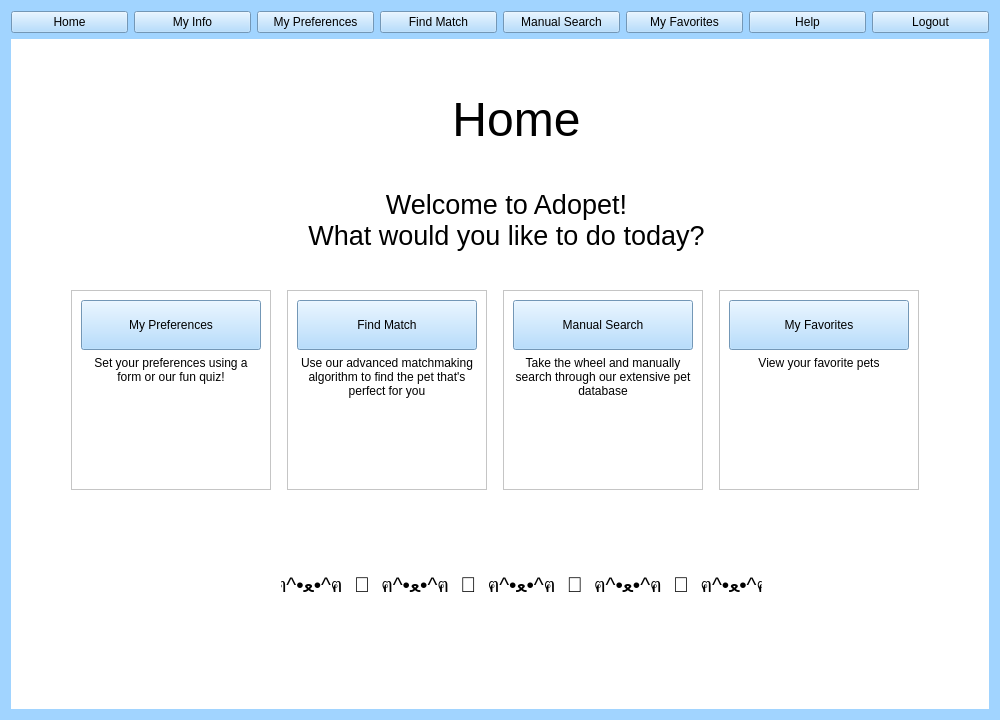
First picture: the form in team1_1/GUI/gui.ui, repository lee-anh/Adopet, before the edit.
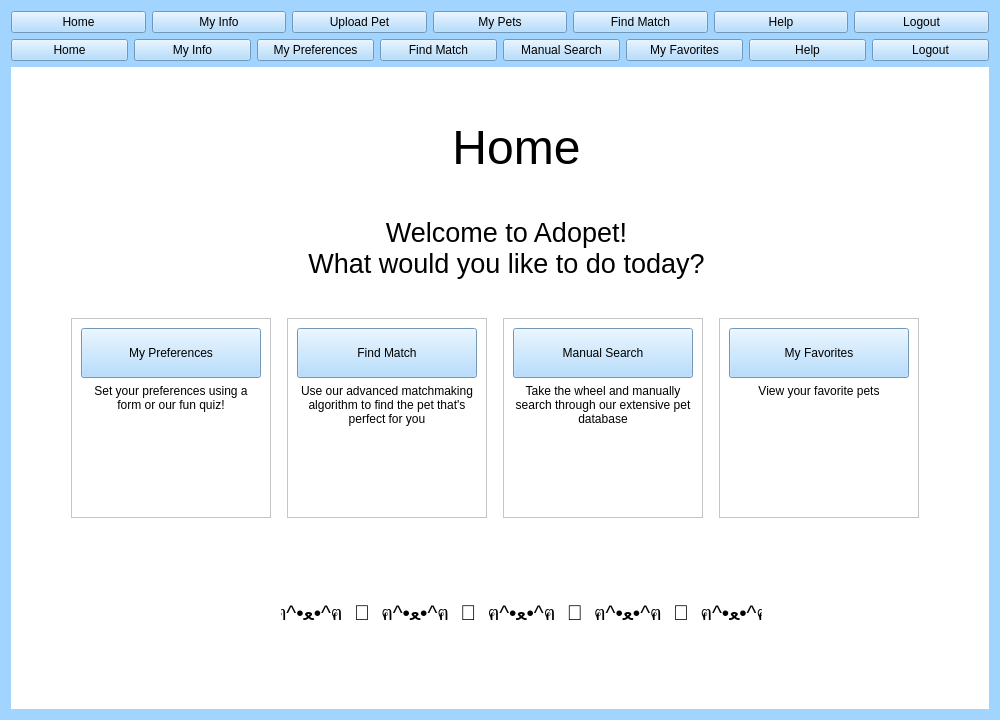
Second picture: the form after the edit.

Commit message: preferences works, adopter class edited

What changed in the file:
```diff
--- a/team1_1/GUI/gui.ui
+++ b/team1_1/GUI/gui.ui
@@ -23,67 +23,7 @@
    <string notr="true">background-color: rgb(161, 212, 255)</string>
   </property>
   <layout class="QGridLayout" name="gridLayout">
-   <item row="0" column="0">
-    <layout class="QHBoxLayout" name="horizontalLayout_3">
-     <item>
-      <widget class="QPushButton" name="navHomeButton">
-       <property name="text">
-        <string>Home</string>
-       </property>
-      </widget>
-     </item>
-     <item>
-      <widget class="QPushButton" name="navMyInfoButton">
-       <property name="text">
-        <string>My Info</string>
-       </property>
-      </widget>
-     </item>
-     <item>
-      <widget class="QPushButton" name="navMyPreferences">
-       <property name="text">
-        <string>My Preferences</string>
-       </property>
-      </widget>
-     </item>
-     <item>
-      <widget class="QPushButton" name="navFindMatchButton">
-       <property name="text">
-        <string>Find Match</string>
-       </property>
-      </widget>
-     </item>
-     <item>
-      <widget class="QPushButton" name="navManualSearchButton">
-       <property name="text">
-        <string>Manual Search</string>
-       </property>
-      </widget>
-     </item>
-     <item>
-      <widget class="QPushButton" name="navMyFavoritesButton">
-       <property name="text">
-        <string>My Favorites</string>
-       </property>
-      </widget>
-     </item>
-     <item>
-      <widget class="QPushButton" name="navHelpButton">
-       <property name="text">
-        <string>Help</string>
-       </property>
-      </widget>
-     </item>
-     <item>
-      <widget class="QPushButton" name="exit">
-       <property name="text">
-        <string>Logout</string>
-       </property>
-      </widget>
-     </item>
-    </layout>
-   </item>
-   <item row="1" column="0">
+   <item row="2" column="0">
     <widget class="QStackedWidget" name="stackedWidget">
      <property name="minimumSize">
       <size>
@@ -720,6 +660,119 @@
      </widget>
     </widget>
    </item>
+   <item row="1" column="0">
+    <layout class="QHBoxLayout" name="horizontalLayout_3">
+     <item>
+      <widget class="QPushButton" name="navHomeButton">
+       <property name="text">
+        <string>Home</string>
+       </property>
+      </widget>
+     </item>
+     <item>
+      <widget class="QPushButton" name="navMyInfoButton">
+       <property name="text">
+        <string>My Info</string>
+       </property>
+      </widget>
+     </item>
+     <item>
+      <widget class="QPushButton" name="navMyPreferences">
+       <property name="text">
+        <string>My Preferences</string>
+       </property>
+      </widget>
+     </item>
+     <item>
+      <widget class="QPushButton" name="navFindMatchButton">
+       <property name="text">
+        <string>Find Match</string>
+       </property>
+      </widget>
+     </item>
+     <item>
+      <widget class="QPushButton" name="navManualSearchButton">
+       <property name="text">
+        <string>Manual Search</string>
+       </property>
+      </widget>
+     </item>
+     <item>
+      <widget class="QPushButton" name="navMyFavoritesButton">
+       <property name="text">
+        <string>My Favorites</string>
+       </property>
+      </widget>
+     </item>
+     <item>
+      <widget class="QPushButton" name="navHelpButton">
+       <property name="text">
+        <string>Help</string>
+       </property>
+      </widget>
+     </item>
+     <item>
+      <widget class="QPushButton" name="exit">
+       <property name="text">
+        <string>Logout</string>
+       </property>
+      </widget>
+     </item>
+    </layout>
+   </item>
+   <item row="0" column="0">
+    <layout class="QHBoxLayout" name="horizontalLayout_4">
+     <item>
+      <widget class="QPushButton" name="ownerHome">
+       <property name="text">
+        <string>Home</string>
+       </property>
+      </widget>
+     </item>
+     <item>
+      <widget class="QPushButton" name="ownerMyInfo">
+       <property name="text">
+        <string>My Info</string>
+       </property>
+      </widget>
+     </item>
+     <item>
+      <widget class="QPushButton" name="ownerUploadPet">
+       <property name="text">
+        <string>Upload Pet</string>
+       </property>
+      </widget>
+     </item>
+     <item>
+      <widget class="QPushButton" name="ownerMyPets">
+       <property name="text">
+        <string>My Pets</string>
+       </property>
+      </widget>
+     </item>
+     <item>
+      <widget class="QPushButton" name="ownerFindMatch">
+       <property name="text">
+        <string>Find Match</string>
+       </property>
+      </widget>
+     </item>
+     <item>
+      <widget class="QPushButton" name="ownerHelp">
+       <property name="text">
+        <string>Help</string>
+       </property>
+      </widget>
+     </item>
+     <item>
+      <widget class="QPushButton" name="ownerLogout">
+       <property name="text">
+        <string>Logout</string>
+       </property>
+      </widget>
+     </item>
+    </layout>
+   </item>
   </layout>
  </widget>
  <resources/>
```
The commit also changes 26 other files.
